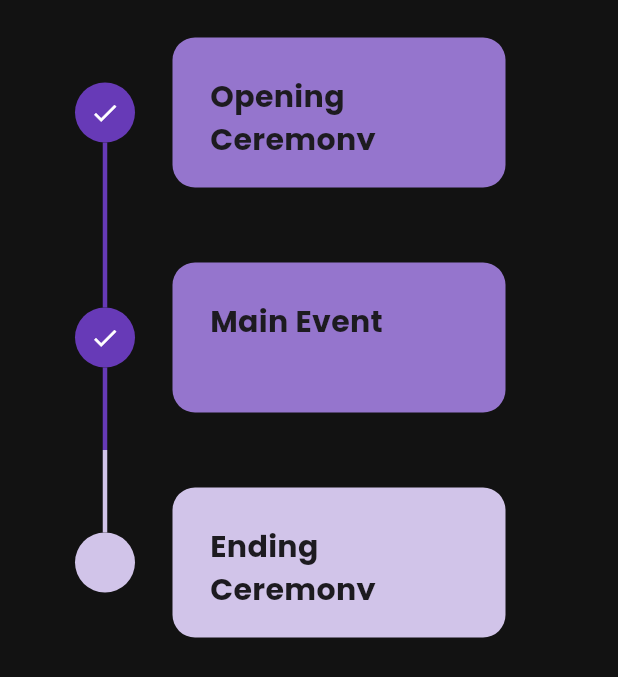
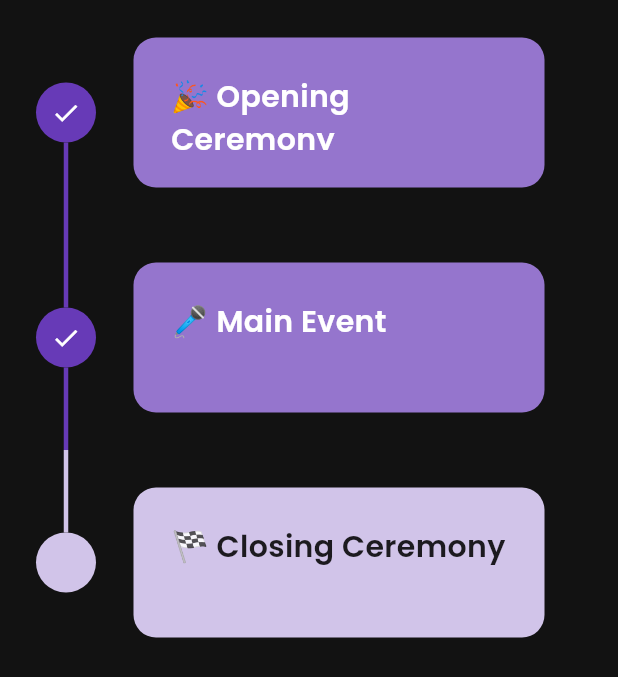
Before and after one commit to OrewaKimi/Flutter_Timeline, a Flutter app: the screen it shows after launch, on a phone screen of 412 x 824 dp. Shown: the top 677 px of the screen. Run offline on Flutter 3.47's test engine with Material 3 defaults, Android fonts, the light colour scheme and no system bars; drawn by our look-alikes of timeline_tile; our stand-ins replace google_fonts.

Commit message:
update ui and emoji

```diff
--- a/lib/home_page.dart
+++ b/lib/home_page.dart
@@ -1,8 +1,7 @@
 import 'package:flutter/material.dart';
 import 'package:fluttertimeline/components/my_timeline_tile.dart';
-import 'package:fluttertimeline/components/my_timeline_tile.dart';
 
-class HomePage extends StatefulWidget{
+class HomePage extends StatefulWidget {
   const HomePage({super.key});
 
   @override
@@ -14,42 +13,34 @@ class _HomePageState extends State<HomePage> {
   Widget build(BuildContext context) {
     return Scaffold(
       body: Padding(
-        padding: const EdgeInsets.symmetric( horizontal: 50.0),
+        padding: const EdgeInsets.symmetric(horizontal: 24.0),
         child: ListView(
           children: const [
-            // start of timeline
             MyTimelineTile(
               isFirst: true,
               isLast: false,
               isPast: true,
-              eventCard: Text("Opening Ceremony",
-              style: TextStyle(
-                fontSize: 20,
-                fontWeight: FontWeight.bold,
-              ),
+              eventCard: Text(
+                "🎉 Opening Ceremony",
+                style: TextStyle(fontSize: 20, fontWeight: FontWeight.w600, color: Colors.white),
               ),
             ),
-            // middle of timeline
-             MyTimelineTile(
+            MyTimelineTile(
               isFirst: false,
               isLast: false,
               isPast: true,
-              eventCard: Text("Main Event",
-              style: TextStyle(
-                fontSize: 20,
-                fontWeight: FontWeight.bold,
+              eventCard: Text(
+                "🎤 Main Event",
+                style: TextStyle(fontSize: 20, fontWeight: FontWeight.w600, color: Colors.white),
               ),
-              ),
-             ),
-            // end of timeline
-             MyTimelineTile(
+            ),
+            MyTimelineTile(
               isFirst: false,
               isLast: true,
               isPast: false,
-              eventCard: Text("Ending Ceremony",
-              style: TextStyle(
-                fontSize: 20,
-                fontWeight: FontWeight.bold,),
+              eventCard: Text(
+                "🏁 Closing Ceremony",
+                style: TextStyle(fontSize: 20, fontWeight: FontWeight.w600, color: Colors.black87),
               ),
             ),
           ],
```
